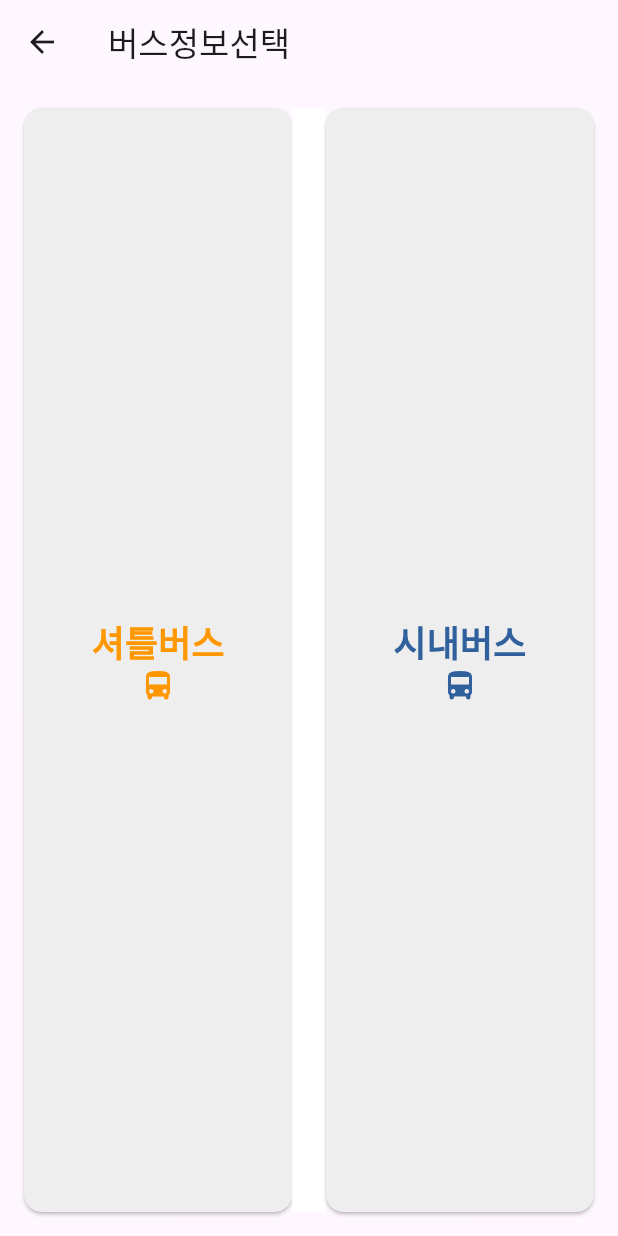
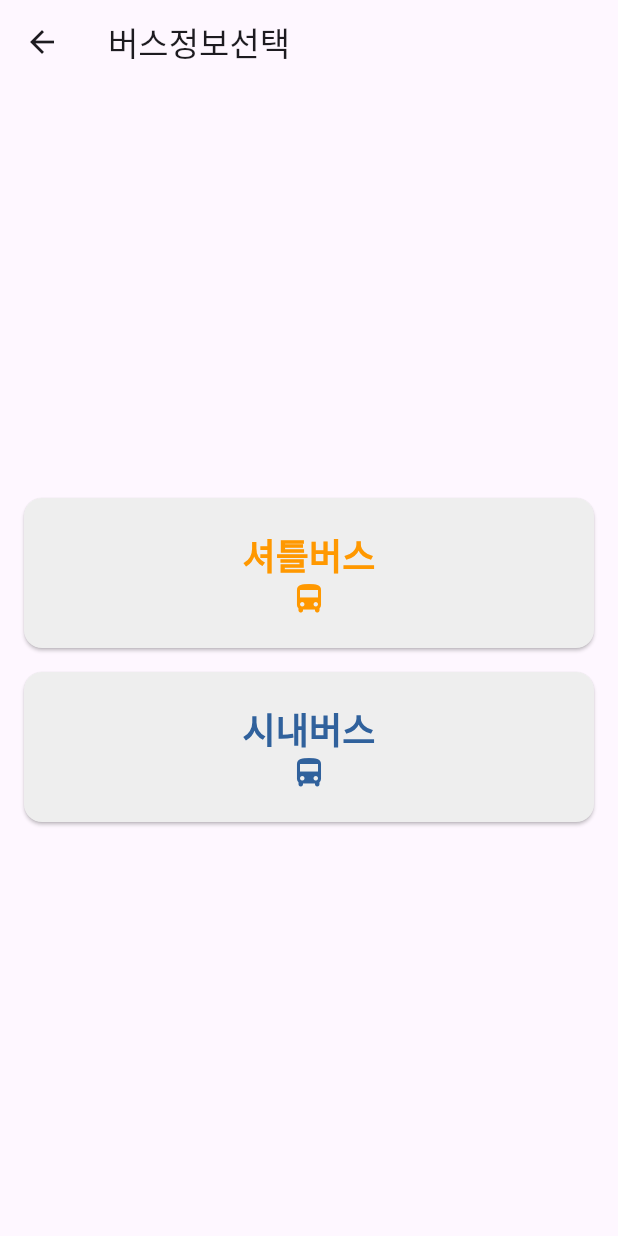
Before and after one commit to LogiStic1207/KOBI, a Flutter app: the BusChoosePage screen opened directly, on a phone screen of 412 x 824 dp. Run offline on Flutter 3.47's test engine with Material 3 defaults, Android fonts, the phone set to English and light mode, and no system bars; our stand-ins replace fluttertoast, graphql_flutter, shared_preferences, sliding_up_panel; missing offline and left inert: mailto; accounts and stored records are empty.

Commit message:
ui update 5.21

```diff
--- a/kobi_3/lib/dashboard.dart
+++ b/kobi_3/lib/dashboard.dart
@@ -458,7 +458,10 @@ class TimetableCard extends StatelessWidget {
           ),
         ),
         GestureDetector(
-          onTap: onTap,
+          onTap: () {
+            Navigator.push(context,
+                MaterialPageRoute(builder: (context) => TimetablePage()));
+          },
           child: Container(
             width: double.infinity,
             height: 150,
@@ -520,7 +523,10 @@ class BusInfoCard extends StatelessWidget {
           ),
         ),
         GestureDetector(
-          onTap: onTap,
+          onTap: () {
+            Navigator.push(context,
+                MaterialPageRoute(builder: (context) => BusChoosePage()));
+          },
           child: Container(
             width: double.infinity,
             height: 150,
--- a/kobi_3/lib/menu/shuttlecitychoose.dart
+++ b/kobi_3/lib/menu/shuttlecitychoose.dart
@@ -17,13 +17,12 @@ class BusChoosePage extends StatelessWidget {
       ),
       body: Padding(
         padding: const EdgeInsets.all(16.0),
-        child: Row(
+        child: Center(
+          child: Column(
+            mainAxisAlignment: MainAxisAlignment.center,
             children: [
-            Flexible(
-              flex: 8,
-              child: Container(
-                child: ElevatedButton(
-                  onPressed: (){
+              ElevatedButton(
+                onPressed: () {
                   Navigator.push(
                     context,
                     MaterialPageRoute(builder: (context) => ShuttlebusPage()),
@@ -32,23 +31,31 @@ class BusChoosePage extends StatelessWidget {
                 style: ElevatedButton.styleFrom(
                   backgroundColor: Colors.grey[200],
                   foregroundColor: Colors.orange,
-                    minimumSize: Size.fromHeight(double.infinity),
-                    shape: RoundedRectangleBorder(borderRadius: BorderRadius.circular(12))
+                  minimumSize: Size(double.infinity, 100),
+                  shape: RoundedRectangleBorder(
+                    borderRadius: BorderRadius.circular(12),
+                  ),
                 ),
                 child: Column(
                   mainAxisAlignment: MainAxisAlignment.center,
-                    crossAxisAlignment: CrossAxisAlignment.center,
                   children: [
-                      Text('셔틀버스', style: TextStyle(fontWeight: FontWeight.w600, fontSize: 24),),
-                      Icon(Icons.directions_bus_rounded, size: 24,)
+                    Text(
+                      '셔틀버스',
+                      style: TextStyle(
+                        fontWeight: FontWeight.w600,
+                        fontSize: 24,
+                      ),
+                    ),
+                    Icon(
+                      Icons.directions_bus_rounded,
+                      size: 24,
+                    ),
                   ],
-                  ))),),
-            Flexible(flex: 1,child: Container(color:Colors.white,),),
-            Flexible(
-              flex: 8,
-              child: Container(
-                child: ElevatedButton(
-                  onPressed: (){
+                ),
+              ),
+              SizedBox(height: 16),
+              ElevatedButton(
+                onPressed: () {
                   Navigator.push(
                     context,
                     MaterialPageRoute(builder: (context) => CitybusPage()),
@@ -57,18 +64,30 @@ class BusChoosePage extends StatelessWidget {
                 style: ElevatedButton.styleFrom(
                   backgroundColor: Colors.grey[200],
                   foregroundColor: Color(0xff30619c),
-                    minimumSize: Size.fromHeight(double.infinity),
-                    shape: RoundedRectangleBorder(borderRadius: BorderRadius.circular(12))
+                  minimumSize: Size(double.infinity, 100),
+                  shape: RoundedRectangleBorder(
+                    borderRadius: BorderRadius.circular(12),
+                  ),
                 ),
                 child: Column(
                   mainAxisAlignment: MainAxisAlignment.center,
-                    crossAxisAlignment: CrossAxisAlignment.center,
                   children: [
-                      Text('시내버스', style: TextStyle(fontWeight: FontWeight.w600, fontSize: 24),),
-                      Icon(Icons.directions_bus_rounded, size: 24,)
+                    Text(
+                      '시내버스',
+                      style: TextStyle(
+                        fontWeight: FontWeight.w600,
+                        fontSize: 24,
+                      ),
+                    ),
+                    Icon(
+                      Icons.directions_bus_rounded,
+                      size: 24,
+                    ),
                   ],
-                  ))),),
+                ),
+              ),
             ],
+          ),
         ),
       ),
     );
```
Lines whose indentation alone changed are shown as unchanged.
